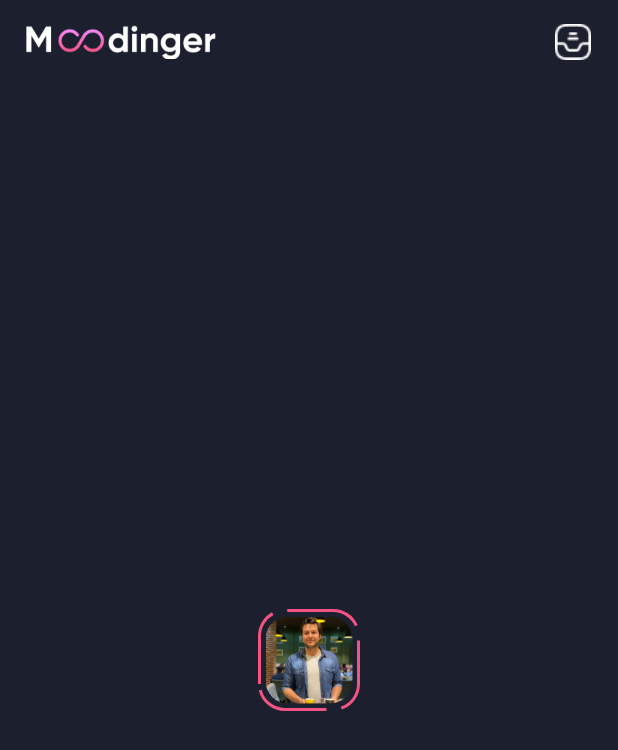
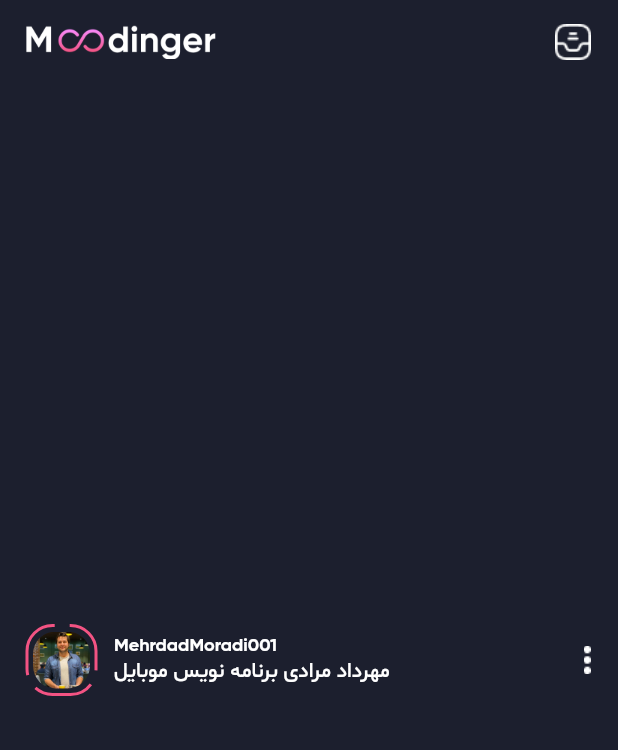
Before and after one commit to mehrdadmoradi001/instagram, a Flutter app: the screen it shows after launch, on a phone screen of 412 x 824 dp. Shown: the top 750 px of the screen. Run offline on Flutter 3.47's test engine with Material 2 defaults, Android fonts, the phone set to English and light mode, and no system bars; drawn by our look-alikes of dotted_border.

Commit message:
1- Adding Spacer for fill space between widgets. 2- creating Text Header of story

```diff
--- a/lib/screens/home_screen.dart
+++ b/lib/screens/home_screen.dart
@@ -28,7 +28,40 @@ class HomeScreen extends StatelessWidget {
       backgroundColor: deepColor,
       body: SafeArea(
         child: Center(
-          child: _getStoryBox(),
+          child: Padding(
+            padding: EdgeInsets.symmetric(horizontal: 18),
+            child: Row(
+              children: [
+                _getStoryBox(),
+                Padding(
+                  padding: EdgeInsets.only(left: 12),
+                  child: Column(
+                    mainAxisSize: MainAxisSize.min,
+                    crossAxisAlignment: CrossAxisAlignment.start,
+                    children: [
+                      Text(
+                        'MehrdadMoradi001',
+                        style: TextStyle(
+                          fontFamily: 'GB',
+                          color: whiteColor,
+                          fontSize: 12,
+                        ),
+                      ),
+                      Text(
+                        'مهرداد مرادی برنامه نویس موبایل',
+                        style: TextStyle(
+                          fontFamily: 'SM',
+                          color: whiteColor,
+                        ),
+                      ),
+                    ],
+                  ),
+                ),
+                Spacer(),
+                Image.asset('images/icon_menu.png'),
+              ],
+            ),
+          ),
         ),
       ),
     );
@@ -40,15 +73,15 @@ class HomeScreen extends StatelessWidget {
       radius: Radius.circular(17),
       padding: EdgeInsets.all(4),
       color: pinkColor,
-      dashPattern: [50, 10],
+      dashPattern: [40, 10],
       strokeWidth: 2,
       child: ClipRRect(
         borderRadius: BorderRadius.all(
           Radius.circular(15),
         ),
         child: Container(
-          height: 58,
-          width: 58,
+          height: 38,
+          width: 38,
           child: Image.asset('images/phototest.jpg'),
         ),
       ),
--- a/pubspec.yaml
+++ b/pubspec.yaml
@@ -87,8 +87,6 @@ flutter:
         - asset: assets/fonts/GilroyMedium.ttf
           weight: 500
 
-
-
     - family: GB
       fonts:
         - asset: assets/fonts/GilroyBold.ttf
@@ -108,7 +106,9 @@ flutter:
       fonts:
         - asset: assets/fonts/ShabnamMedium.ttf
           weight: 500
-  #   - family: Trajan Pro
+
+
+  #  - family: Trajan Pro
   #     fonts:
   #       - asset: fonts/TrajanPro.ttf
   #       - asset: fonts/TrajanPro_Bold.ttf
```
